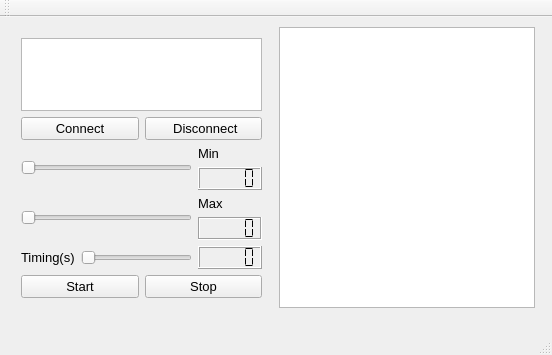
Qt form QtTcpClientProducer/mainwindow.ui (AtysonJaime/DCA1202---Projeto-3) before a commit.
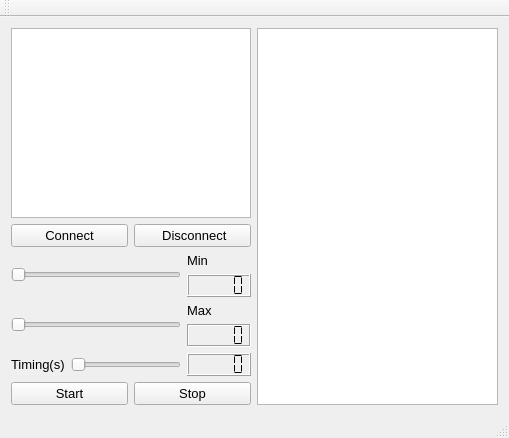
The same form after that commit.

Diff of the .ui file:
```diff
--- a/QtTcpClientProducer/mainwindow.ui
+++ b/QtTcpClientProducer/mainwindow.ui
@@ -6,41 +6,16 @@
    <rect>
     <x>0</x>
     <y>0</y>
-    <width>552</width>
-    <height>355</height>
+    <width>509</width>
+    <height>438</height>
    </rect>
   </property>
   <property name="windowTitle">
    <string>MainWindow</string>
   </property>
   <widget class="QWidget" name="centralWidget">
-   <widget class="QTextBrowser" name="textBrowserChegada">
-    <property name="geometry">
-     <rect>
-      <x>279</x>
-      <y>10</y>
-      <width>256</width>
-      <height>281</height>
-     </rect>
-    </property>
-    <property name="font">
-     <font>
-      <family>Segoe UI</family>
-      <pointsize>11</pointsize>
-      <weight>50</weight>
-      <bold>false</bold>
-     </font>
-    </property>
-   </widget>
-   <widget class="QWidget" name="">
-    <property name="geometry">
-     <rect>
-      <x>10</x>
-      <y>10</y>
-      <width>263</width>
-      <height>282</height>
-     </rect>
-    </property>
+   <layout class="QGridLayout" name="gridLayout_6">
+    <item row="0" column="0">
     <layout class="QVBoxLayout" name="verticalLayout_5">
      <item>
       <layout class="QVBoxLayout" name="verticalLayout">
@@ -236,7 +211,20 @@
       </layout>
      </item>
     </layout>
-   </widget>
+    </item>
+    <item row="0" column="1">
+     <widget class="QTextBrowser" name="textBrowserChegada">
+      <property name="font">
+       <font>
+        <family>Segoe UI</family>
+        <pointsize>11</pointsize>
+        <weight>50</weight>
+        <bold>false</bold>
+       </font>
+      </property>
+     </widget>
+    </item>
+   </layout>
   </widget>
   <widget class="QMenuBar" name="menuBar">
    <property name="geometry">
```
Left out of the diff: 4 changed lines with no effect on the pictures. Lines whose indentation alone changed are shown as unchanged.
